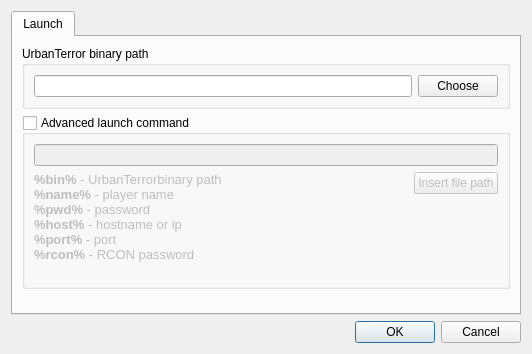
Before: the Qt Designer form src/optionsdialog.ui in navrocky/urtconnector, drawn with Qt 5.
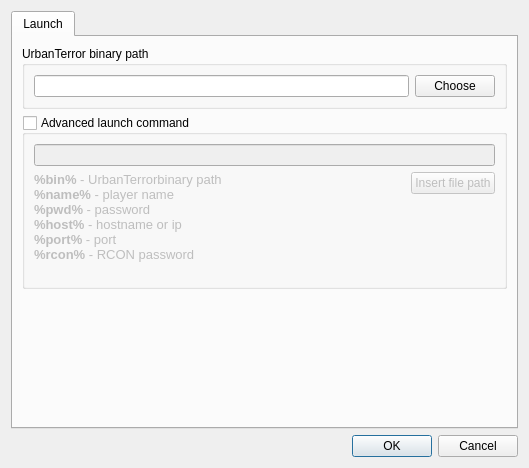
After: the same form once the commit is applied.

Diff of the .ui file:
```diff
--- a/src/optionsdialog.ui
+++ b/src/optionsdialog.ui
@@ -6,8 +6,8 @@
    <rect>
     <x>0</x>
     <y>0</y>
-    <width>532</width>
-    <height>354</height>
+    <width>529</width>
+    <height>468</height>
    </rect>
   </property>
   <property name="windowTitle">
```
Left out of the diff: 8 changed lines with no effect on the pictures.
